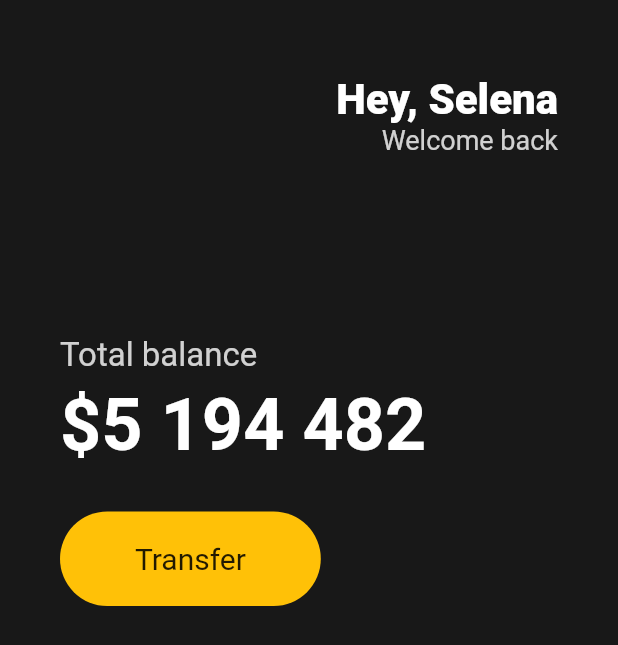
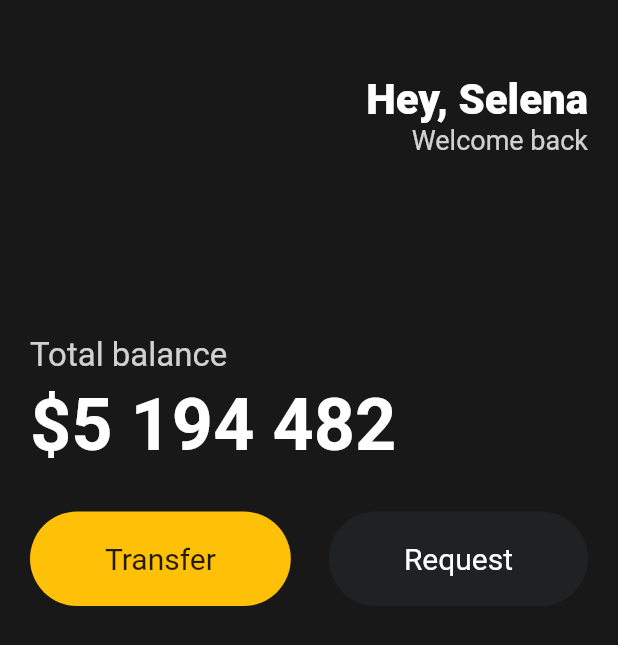
Before and after one commit to ryugibo/nomadcoders-flutter-for-beginners, a Flutter app: the screen it shows after launch, on a phone screen of 412 x 824 dp. Shown: the top 645 px of the screen. Run offline on Flutter 3.47's test engine with Material 2 defaults, Android fonts, the phone set to English and light mode, and no system bars.

Commit message:
:memo: #3.5 Reusable Widgets - 1
- Create Request button using copy and paste

```diff
--- a/toonflix/lib/main.dart
+++ b/toonflix/lib/main.dart
@@ -12,7 +12,7 @@ class App extends StatelessWidget {
         backgroundColor: const Color(0xFF181818),
         body: Padding(
           padding: const EdgeInsets.symmetric(
-            horizontal: 40,
+            horizontal: 20,
           ),
           child: Column(
             crossAxisAlignment: CrossAxisAlignment.start,
@@ -70,6 +70,7 @@ class App extends StatelessWidget {
                 height: 30,
               ),
               Row(
+                mainAxisAlignment: MainAxisAlignment.spaceBetween,
                 children: [
                   Container(
                     decoration: BoxDecoration(
@@ -89,6 +90,25 @@ class App extends StatelessWidget {
                       ),
                     ),
                   ),
+                  Container(
+                    decoration: BoxDecoration(
+                      color: const Color(0xFF1F2123),
+                      borderRadius: BorderRadius.circular(45),
+                    ),
+                    child: const Padding(
+                      padding: EdgeInsets.symmetric(
+                        vertical: 20,
+                        horizontal: 50,
+                      ),
+                      child: Text(
+                        'Request',
+                        style: TextStyle(
+                          color: Colors.white,
+                          fontSize: 20,
+                        ),
+                      ),
+                    ),
+                  ),
                 ],
               ),
             ],
```
